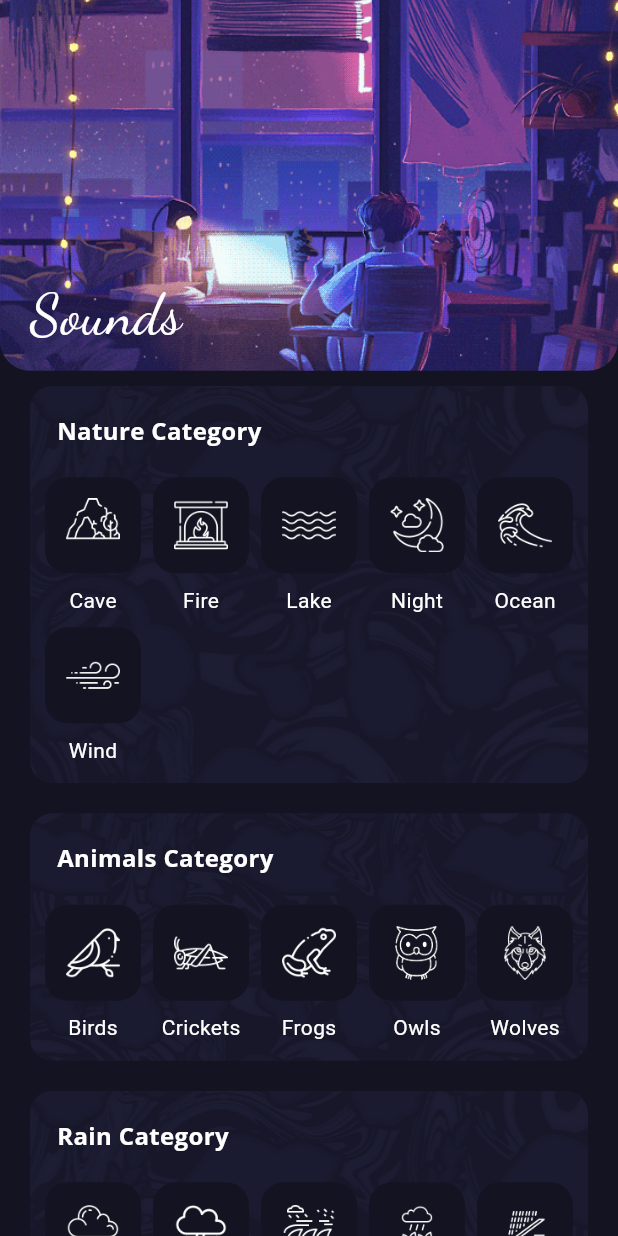
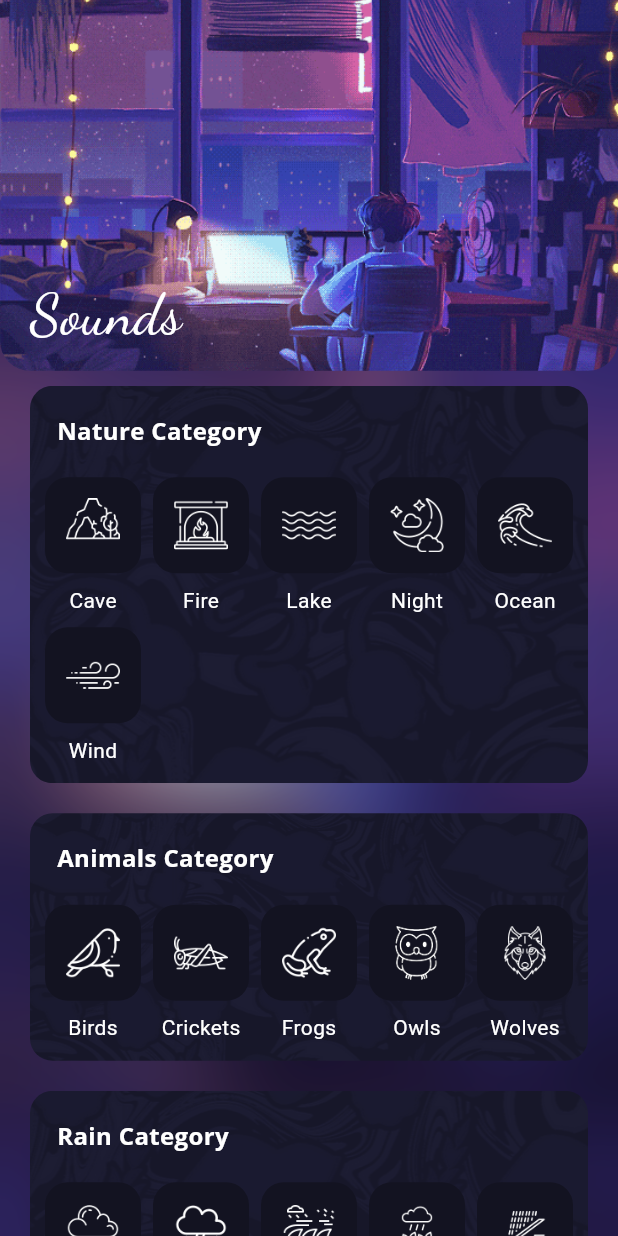
Before and after one commit to BtrXgit/Aura, a Flutter app: the AuraComposerTest screen opened directly, on a phone screen of 412 x 824 dp. Run offline on Flutter 3.47's test engine with Material 3 defaults, Android fonts, the phone set to English and light mode, and no system bars; our stand-ins replace audioplayers, bootstrap_icons, cached_network_image, carousel_slider, cloud_firestore, drop_shadow and 11 more; missing offline and left inert: flutter_floating_bottom_bar, just_audio_cache; accounts and stored records are empty.

```diff
--- a/aura/lib/aura_composer.dart
+++ b/aura/lib/aura_composer.dart
@@ -1,4 +1,5 @@
 import 'dart:async';
+import 'dart:ui';
 import 'package:aura/data/composer_data.dart';
 import 'package:cached_network_image/cached_network_image.dart';
 import 'package:flutter/material.dart';
@@ -67,9 +68,22 @@ class AuraComposerTestState extends State<AuraComposerTest> {
   @override
   Widget build(BuildContext context) {
     return Scaffold(
-      backgroundColor: const Color(0xFF131321),
       body: Stack(
         children: [
+          Container(
+            decoration: BoxDecoration(
+              image: DecorationImage(
+                image: AssetImage('assets/composer.gif'),
+                fit: BoxFit.cover,
+              ),
+            ),
+            child: BackdropFilter(
+              filter: ImageFilter.blur(sigmaX: 30, sigmaY: 30),
+              child: Container(
+                color: Colors.black.withOpacity(0.2),
+              ),
+            ),
+          ),
           SingleChildScrollView(
             physics: const ClampingScrollPhysics(),
             child: Column(
@@ -419,6 +433,16 @@ class AuraComposerTestState extends State<AuraComposerTest> {
         isAudioPlaying = true;
       }
     }
+    for (var player in asmraudioPlayer) {
+      if (player.playing) {
+        isAudioPlaying = true;
+      }
+    }
+    for (var player in transportaudioPlayer) {
+      if (player.playing) {
+        isAudioPlaying = true;
+      }
+    }
     return Positioned(
       right: 20,
       bottom: MediaQuery.of(context).size.height * 0.1,
@@ -427,20 +451,30 @@ class AuraComposerTestState extends State<AuraComposerTest> {
           Visibility(
             visible: isAudioPlaying,
             child: FloatingActionButton(
+              backgroundColor: Colors.white,
               onPressed: () {
                 _showTimerDialog();
               },
-              child: const Icon(Icons.timer),
+              child: const Icon(
+                Icons.timer,
+                size: 32,
+                color: Color(0xFF131321),
+              ),
             ),
           ),
           const SizedBox(width: 8),
           Visibility(
             visible: isAudioPlaying,
             child: FloatingActionButton(
+              backgroundColor: Colors.white,
               onPressed: () {
                 _stopAllAudioPlayers();
               },
-              child: const Icon(Icons.stop),
+              child: const Icon(
+                Icons.stop,
+                size: 32,
+                color: Color(0xFF131321),
+              ),
             ),
           ),
         ],
--- a/aura/pubspec.yaml
+++ b/aura/pubspec.yaml
@@ -60,7 +60,7 @@ dependencies:
   flutter_launcher_icons: ^0.13.1
   palette_generator: ^0.3.3+3
   provider: ^6.1.1
-  flutter_cube: ^0.1.1
+  drop_shadow: ^0.1.0
 
 dev_dependencies:
   flutter_test:
```
Also changed, not shown: aura/lib/routes/homepage/homepage.dart (+46 -35 lines), aura/assets/afternoon.jpg, aura/assets/evening.jpg, aura/assets/morning.jpg, aura/assets/night.jpg, aura/pubspec.lock.
